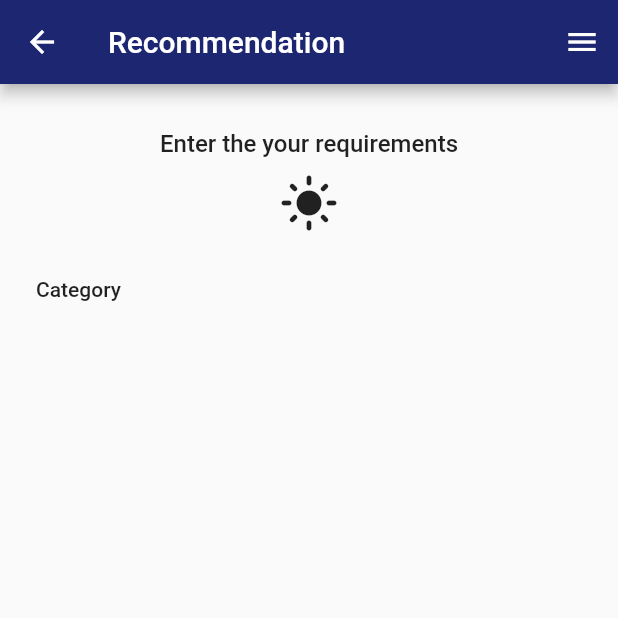
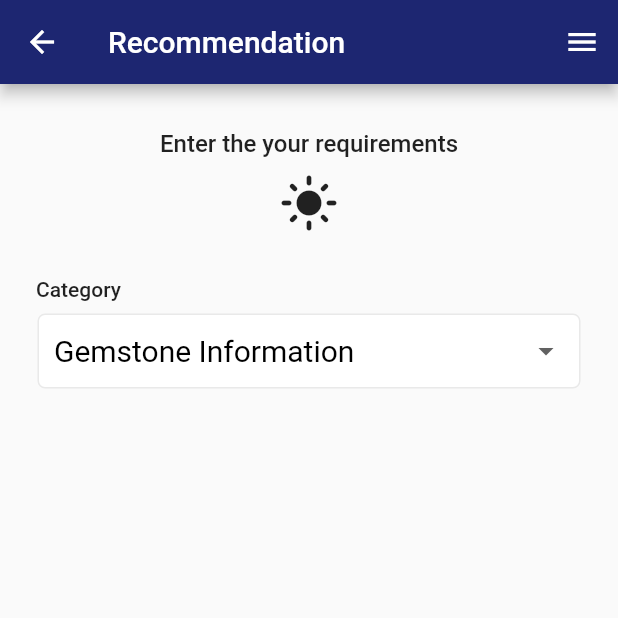
Before and after one commit to NuvinduSenarathne/Gemo_Mobile, a Flutter app: the Recommendation screen opened directly, on a phone screen of 412 x 824 dp, the top half of it. Run offline on Flutter 3.47's test engine with Material 2 defaults, Android fonts, the phone set to English and light mode, and no system bars; our stand-ins replace camera, carousel_slider, cloud_firestore, firebase_auth, firebase_core, image_picker and 2 more; accounts and stored records are empty.

Commit message:
commit-recommendation-button

```diff
--- a/lib/screens/gem_recommendation.dart
+++ b/lib/screens/gem_recommendation.dart
@@ -58,6 +58,36 @@ class _RecommendationState extends State<Recommendation> {
                     style: TextStyle(fontWeight: FontWeight.w500),
                   ),
                 ),
+                Container(
+                  width: double.infinity,
+                  margin: const EdgeInsets.fromLTRB(15, 8, 15, 15),
+                  padding: const EdgeInsets.only(left: 10.0, right: 10.0),
+                  decoration: BoxDecoration(
+                      color: Colors.white,
+                      borderRadius: BorderRadius.circular(5),
+                      border: Border.all(
+                        color: AppColors.formFieldBorderColor,
+                      )),
+                  child: DropdownButton(
+                    underline: Container(),
+                    isExpanded: true,
+                    value: selectedRequirement,
+                    items: requirements
+                        .map((gemstone) => DropdownMenuItem(
+                            child: Text(gemstone), value: gemstone))
+                        .toList(),
+                    onChanged: (newValue) {
+                      setState(() {
+                        selectedRequirement = newValue!;
+                      });
+                    },
+                    style: const TextStyle(
+                        color: AppColors.formFieldTextColor,
+                        fontSize: 20,
+                        fontWeight: FontWeight.w400,
+                        decoration: TextDecoration.none),
+                  ),
+                ),
 
               ],
             )));
```
